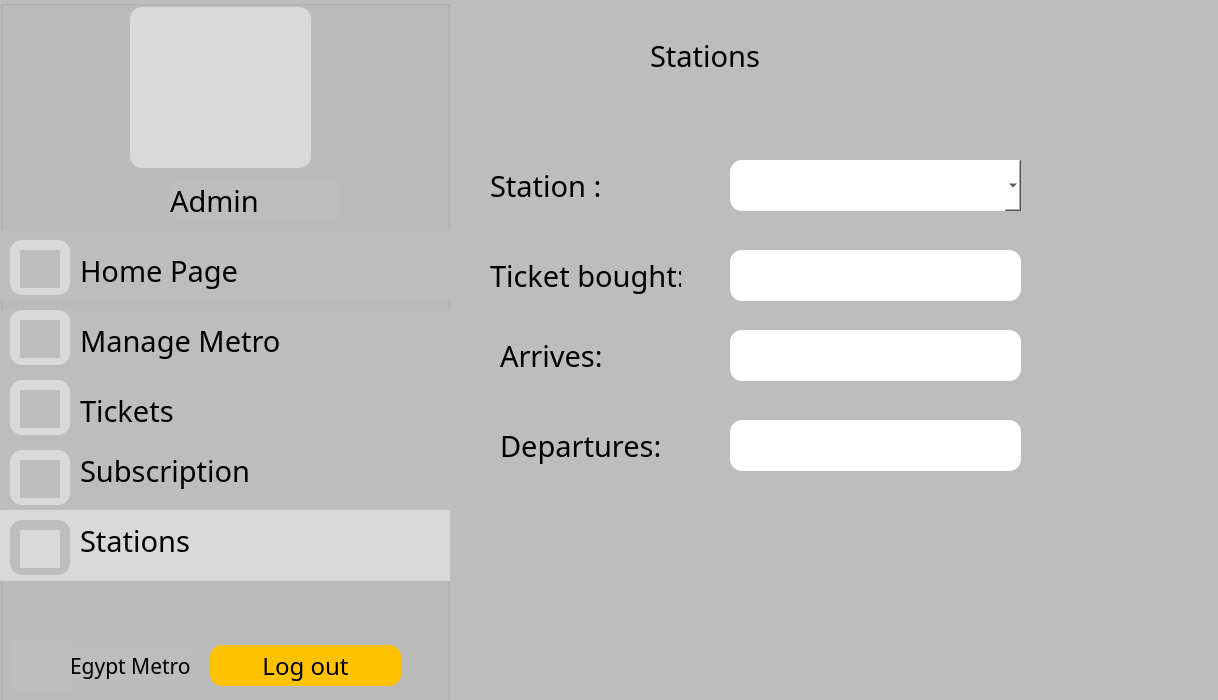
Old version of the form adminstations.ui in the repository hager55m/Metro-Mate-DS.
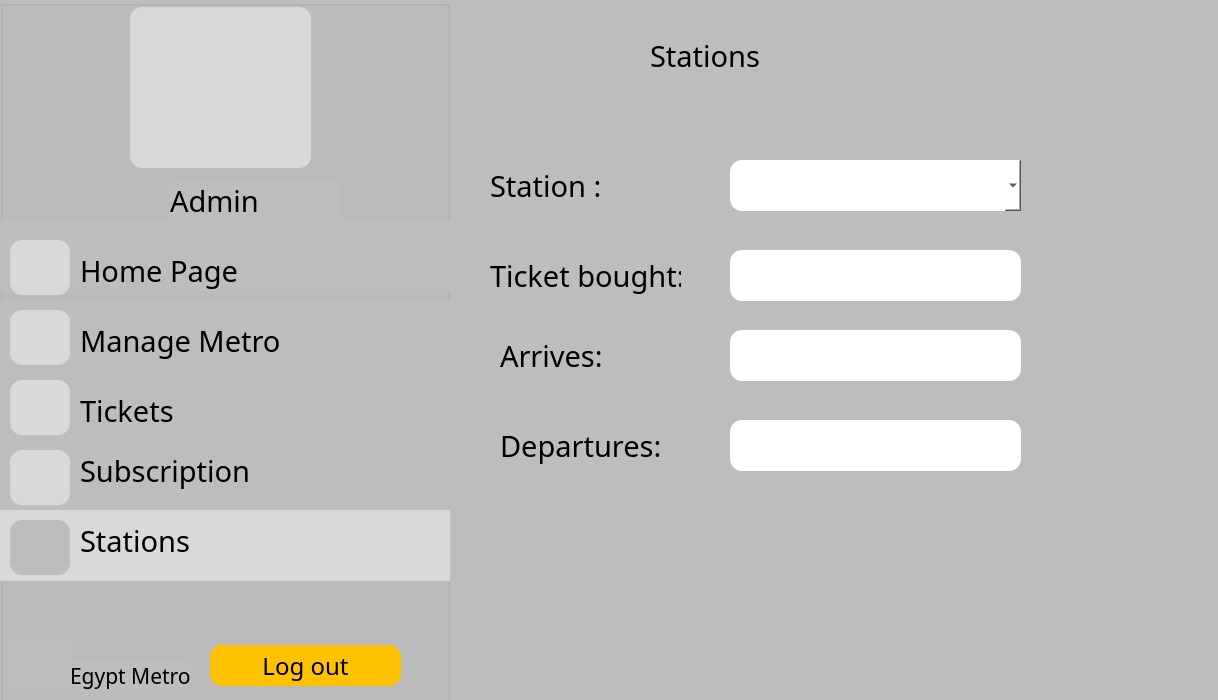
New version of the form.

The edit to the form file:
```diff
--- a/adminstations.ui
+++ b/adminstations.ui
@@ -48,22 +48,6 @@
      <string/>
     </property>
    </widget>
-   <widget class="QLabel" name="homepic_2">
-    <property name="geometry">
-     <rect>
-      <x>20</x>
-      <y>250</y>
-      <width>40</width>
-      <height>38</height>
-     </rect>
-    </property>
-    <property name="styleSheet">
-     <string notr="true">background-color: #BDBDBD;</string>
-    </property>
-    <property name="text">
-     <string/>
-    </property>
-   </widget>
    <widget class="QLabel" name="Metro_2">
     <property name="geometry">
      <rect>
@@ -81,7 +65,7 @@
     <property name="geometry">
      <rect>
       <x>70</x>
-      <y>650</y>
+      <y>660</y>
       <width>121</width>
       <height>31</height>
      </rect>
@@ -221,7 +205,7 @@
     <property name="geometry">
      <rect>
       <x>0</x>
-      <y>310</y>
+      <y>300</y>
       <width>451</width>
       <height>71</height>
      </rect>
@@ -238,7 +222,7 @@
     <property name="geometry">
      <rect>
       <x>0</x>
-      <y>380</y>
+      <y>370</y>
       <width>451</width>
       <height>71</height>
      </rect>
@@ -272,7 +256,7 @@
     <property name="geometry">
      <rect>
       <x>0</x>
-      <y>230</y>
+      <y>220</y>
       <width>451</width>
       <height>71</height>
      </rect>
@@ -344,7 +328,7 @@
      <string>Tickets</string>
     </property>
    </widget>
-   <widget class="QLabel" name="label_13">
+   <widget class="QLabel" name="homepic_2">
     <property name="geometry">
      <rect>
       <x>10</x>
@@ -364,22 +348,6 @@
    <widget class="QLabel" name="ManageMetro">
     <property name="geometry">
      <rect>
-      <x>20</x>
-      <y>320</y>
-      <width>40</width>
-      <height>38</height>
-     </rect>
-    </property>
-    <property name="styleSheet">
-     <string notr="true">background-color: #BDBDBD;</string>
-    </property>
-    <property name="text">
-     <string/>
-    </property>
-   </widget>
-   <widget class="QLabel" name="label_34">
-    <property name="geometry">
-     <rect>
       <x>10</x>
       <y>310</y>
       <width>60</width>
@@ -394,61 +362,11 @@
      <string/>
     </property>
    </widget>
-   <widget class="QLabel" name="label_37">
-    <property name="geometry">
-     <rect>
-      <x>10</x>
-      <y>450</y>
-      <width>60</width>
-      <height>55</height>
-     </rect>
-    </property>
-    <property name="styleSheet">
-     <string notr="true">background-color: #D9D9D9;
-border-radius: 12;</string>
-    </property>
-    <property name="text">
-     <string/>
-    </property>
-   </widget>
    <widget class="QLabel" name="Subscribtion">
     <property name="geometry">
      <rect>
-      <x>20</x>
-      <y>460</y>
-      <width>40</width>
-      <height>38</height>
-     </rect>
-    </property>
-    <property name="styleSheet">
-     <string notr="true">background-color: #BDBDBD;</string>
-    </property>
-    <property name="text">
-     <string/>
-    </property>
-   </widget>
-   <widget class="QLabel" name="label_38">
-    <property name="geometry">
-     <rect>
       <x>10</x>
-      <y>520</y>
-      <width>60</width>
-      <height>55</height>
-     </rect>
-    </property>
-    <property name="styleSheet">
-     <string notr="true">background-color: #BDBDBD;
-border-radius: 12;</string>
-    </property>
-    <property name="text">
-     <string/>
-    </property>
-   </widget>
-   <widget class="QLabel" name="label_35">
-    <property name="geometry">
-     <rect>
-      <x>10</x>
-      <y>380</y>
+      <y>450</y>
       <width>60</width>
       <height>55</height>
      </rect>
@@ -461,33 +379,35 @@
      <string/>
     </property>
    </widget>
-   <widget class="QLabel" name="Ticket">
-    <property name="geometry">
-     <rect>
-      <x>20</x>
-      <y>390</y>
-      <width>40</width>
-      <height>38</height>
-     </rect>
-    </property>
-    <property name="styleSheet">
-     <string notr="true">background-color: #BDBDBD;</string>
-    </property>
-    <property name="text">
-     <string/>
-    </property>
-   </widget>
    <widget class="QLabel" name="Station">
     <property name="geometry">
      <rect>
-      <x>20</x>
-      <y>530</y>
-      <width>40</width>
-      <height>38</height>
+      <x>10</x>
+      <y>520</y>
+      <width>60</width>
+      <height>55</height>
      </rect>
     </property>
     <property name="styleSheet">
-     <string notr="true">background-color: #D9D9D9;</string>
+     <string notr="true">background-color: #BDBDBD;
+border-radius: 12;</string>
+    </property>
+    <property name="text">
+     <string/>
+    </property>
+   </widget>
+   <widget class="QLabel" name="Ticket">
+    <property name="geometry">
+     <rect>
+      <x>10</x>
+      <y>380</y>
+      <width>60</width>
+      <height>55</height>
+     </rect>
+    </property>
+    <property name="styleSheet">
+     <string notr="true">background-color: #D9D9D9;
+border-radius: 12;</string>
     </property>
     <property name="text">
      <string/>
```
Left out of the diff: 11 changed lines with no effect on the pictures.
